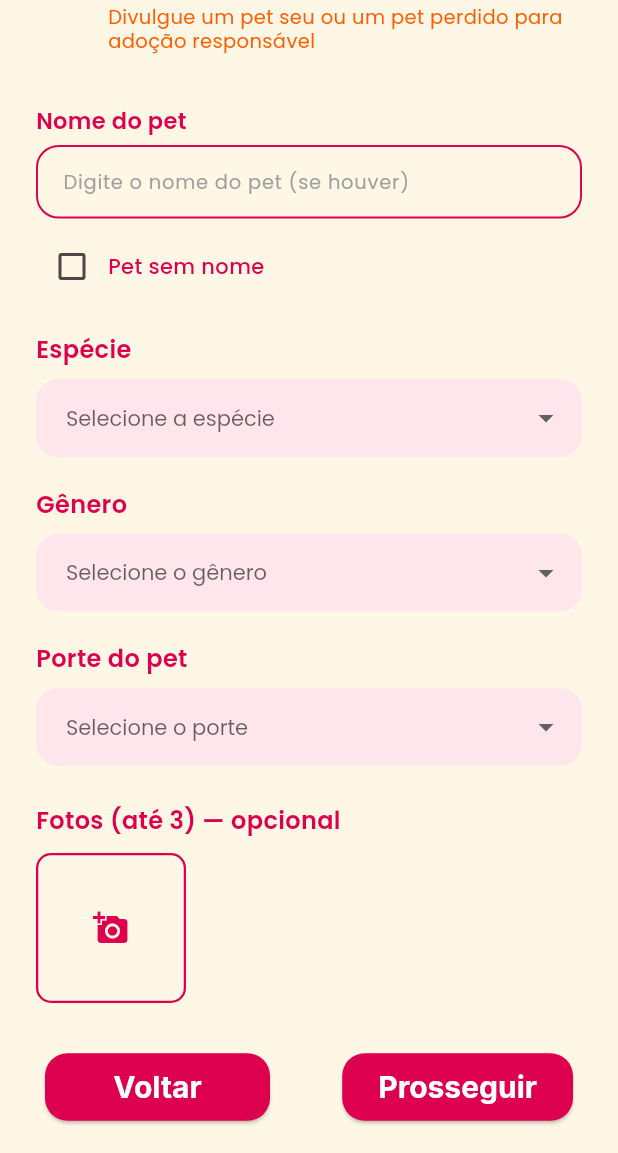
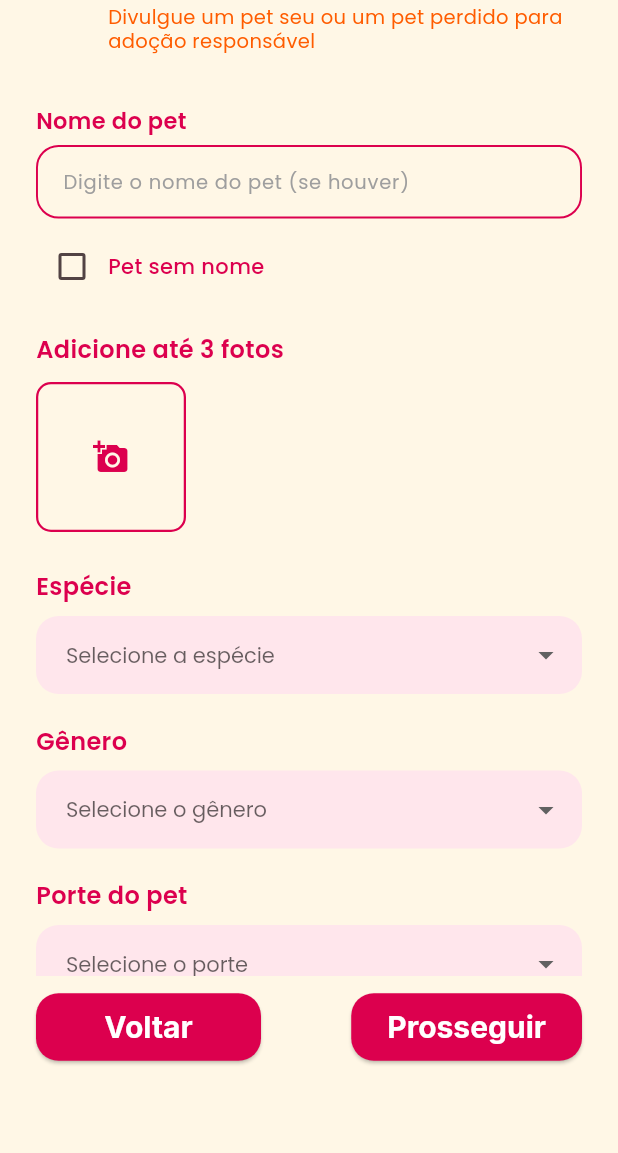
Before and after one commit to AnaVolkmannn/Adopet, a Flutter app: the DivulgarPet01 screen opened by its route, on a phone screen of 412 x 824 dp, the part 83-1236 px from its top. Run offline on Flutter 3.47's test engine with Material 3 defaults, Android fonts, the phone set to English and light mode, and no system bars; our stand-ins replace cloud_firestore, firebase_auth, firebase_core, firebase_storage, google_fonts, image_picker; accounts and stored records are empty; network calls fail.

```diff
--- a/lib/screens/divulgar_pet/divulgar_pet_01.dart
+++ b/lib/screens/divulgar_pet/divulgar_pet_01.dart
@@ -227,62 +227,10 @@ class _DivulgarPet01State extends State<DivulgarPet01> {
         ),
 
         const SizedBox(height: 20),
-
-        // ----------------------------
-        // DROPDOWN — ESPÉCIE
-        // ----------------------------
-        const Text('Espécie', style: _labelStyle),
-        const SizedBox(height: 8),
-        DropdownButtonFormField<String>(
-          value: especieSelecionada,
-          decoration: _decoracaoCampoAdopet("Selecione a espécie"),
-          dropdownColor: const Color(0xFFFFE6EC),
-          style: const TextStyle(fontFamily: 'Poppins', color: Colors.black87),
-          items:
-              especies.map((e) => DropdownMenuItem(value: e, child: Text(e))).toList(),
-          onChanged: (v) => setState(() => especieSelecionada = v),
-        ),
-
-        const SizedBox(height: 20),
-
-        // ----------------------------
-        // DROPDOWN — GÊNERO
-        // ----------------------------
-        const Text('Gênero', style: _labelStyle),
-        const SizedBox(height: 8),
-        DropdownButtonFormField<String>(
-          value: generoSelecionado,
-          decoration: _decoracaoCampoAdopet("Selecione o gênero"),
-          dropdownColor: const Color(0xFFFFE6EC),
-          style: const TextStyle(fontFamily: 'Poppins', color: Colors.black87),
-          items:
-              generos.map((e) => DropdownMenuItem(value: e, child: Text(e))).toList(),
-          onChanged: (v) => setState(() => generoSelecionado = v),
-        ),
-
-        const SizedBox(height: 20),
-
-        // ----------------------------
-        // DROPDOWN — PORTE
-        // ----------------------------
-        const Text('Porte do pet', style: _labelStyle),
-        const SizedBox(height: 8),
-        DropdownButtonFormField<String>(
-          value: porteSelecionado,
-          decoration: _decoracaoCampoAdopet("Selecione o porte"),
-          dropdownColor: const Color(0xFFFFE6EC),
-          style: const TextStyle(fontFamily: 'Poppins', color: Colors.black87),
-          items:
-              portes.map((e) => DropdownMenuItem(value: e, child: Text(e))).toList(),
-          onChanged: (v) => setState(() => porteSelecionado = v),
-        ),
-
-        const SizedBox(height: 25),
-
-        // ----------------------------
+         // ----------------------------
         // FOTOS
         // ----------------------------
-        const Text('Fotos (até 3) — opcional', style: _labelStyle),
+        const Text('Adicione até 3 fotos', style: _labelStyle),
         const SizedBox(height: 10),
 
         Wrap(
@@ -335,6 +283,57 @@ class _DivulgarPet01State extends State<DivulgarPet01> {
                 ),
               ),
           ],
+        ),
+
+        const SizedBox(height: 25),
+
+        // ----------------------------
+        // DROPDOWN — ESPÉCIE
+        // ----------------------------
+        const Text('Espécie', style: _labelStyle),
+        const SizedBox(height: 8),
+        DropdownButtonFormField<String>(
+          value: especieSelecionada,
+          decoration: _decoracaoCampoAdopet("Selecione a espécie"),
+          dropdownColor: const Color(0xFFFFE6EC),
+          style: const TextStyle(fontFamily: 'Poppins', color: Colors.black87),
+          items:
+              especies.map((e) => DropdownMenuItem(value: e, child: Text(e))).toList(),
+          onChanged: (v) => setState(() => especieSelecionada = v),
+        ),
+
+        const SizedBox(height: 20),
+
+        // ----------------------------
+        // DROPDOWN — GÊNERO
+        // ----------------------------
+        const Text('Gênero', style: _labelStyle),
+        const SizedBox(height: 8),
+        DropdownButtonFormField<String>(
+          value: generoSelecionado,
+          decoration: _decoracaoCampoAdopet("Selecione o gênero"),
+          dropdownColor: const Color(0xFFFFE6EC),
+          style: const TextStyle(fontFamily: 'Poppins', color: Colors.black87),
+          items:
+              generos.map((e) => DropdownMenuItem(value: e, child: Text(e))).toList(),
+          onChanged: (v) => setState(() => generoSelecionado = v),
+        ),
+
+        const SizedBox(height: 20),
+
+        // ----------------------------
+        // DROPDOWN — PORTE
+        // ----------------------------
+        const Text('Porte do pet', style: _labelStyle),
+        const SizedBox(height: 8),
+        DropdownButtonFormField<String>(
+          value: porteSelecionado,
+          decoration: _decoracaoCampoAdopet("Selecione o porte"),
+          dropdownColor: const Color(0xFFFFE6EC),
+          style: const TextStyle(fontFamily: 'Poppins', color: Colors.black87),
+          items:
+              portes.map((e) => DropdownMenuItem(value: e, child: Text(e))).toList(),
+          onChanged: (v) => setState(() => porteSelecionado = v),
         ),
 
         const SizedBox(height: 25),
--- a/lib/screens/divulgar_pet/divulgar_pet_02.dart
+++ b/lib/screens/divulgar_pet/divulgar_pet_02.dart
@@ -337,15 +337,16 @@ class _DivulgarPet02State extends State<DivulgarPet02> {
 
             CustomInput(
               label: "Descrição do pet e da situação",
-              hint: "Conte detalhes sobre o pet e o motivo do anúncio...",
+              hint: "Conte mais detalhes sobre o pet e o motivo do anúncio... Possui vacinas? Está castrado? Onde foi encontrado? etc.",
               controller: descricaoController,
               maxLines: 3,
             ),
 
             const SizedBox(height: 20),
 
+          if (_tipoSituacao == 'Achado')
             CustomInput(
-              label: "Data em que encontrou o pet (opcional)",
+              label: "Data em que encontrou o pet",
               hint: "dd/mm/aaaa",
               controller: dataController,
               keyboardType: TextInputType.number,
--- a/lib/widgets/anuncio_base_screen.dart
+++ b/lib/widgets/anuncio_base_screen.dart
@@ -97,12 +97,23 @@ class AnuncioBaseScreen extends StatelessWidget {
       // 🩶 Rodapé fixo com botões padrão
       bottomSheet: Container(
         color: const Color(0xFFFFF7E6),
-        padding: const EdgeInsets.symmetric(vertical: 20, horizontal: 30),
+
+        // 👉 Só margem inferior agora
+        padding: const EdgeInsets.only(bottom: 60, left: 24, right: 24, top: 10),
+
         child: Row(
           mainAxisAlignment: MainAxisAlignment.spaceBetween,
           children: [
-            CustomButton(text: 'Voltar', small: true, onPressed: onBack),
-            CustomButton(text: 'Prosseguir', small: true, onPressed: onNext),
+            CustomButton(
+              text: 'Voltar',
+              small: true,
+              onPressed: onBack,
+            ),
+            CustomButton(
+              text: 'Prosseguir',
+              small: true,
+              onPressed: onNext,
+            ),
           ],
         ),
       ),
```
Also changed, not shown: lib/screens/adotar/adotar_detalhes.dart (+89 -11 lines), lib/screens/home/login_screen.dart (+5 -5 lines), lib/screens/home/signup_screen.dart (+17 -10 lines).
